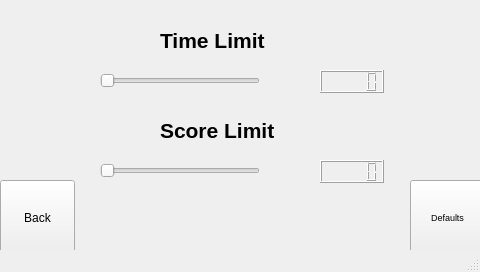
First picture: the form in Mochi-Pounders/settings.ui, repository amfaller/Mochi-Pounders, before the edit.
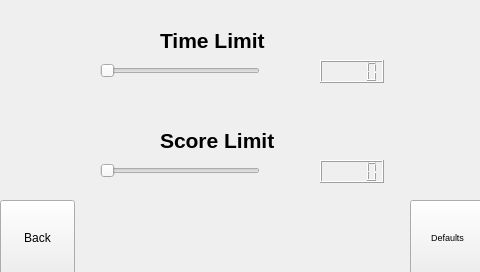
Second picture: the form after the edit.

Commit message: Settings menu has a background

```diff
--- a/Mochi-Pounders/settings.ui
+++ b/Mochi-Pounders/settings.ui
@@ -18,7 +18,7 @@
     <property name="geometry">
      <rect>
       <x>0</x>
-      <y>180</y>
+      <y>200</y>
       <width>75</width>
       <height>75</height>
      </rect>
@@ -31,7 +31,7 @@
     <property name="geometry">
      <rect>
       <x>100</x>
-      <y>70</y>
+      <y>60</y>
       <width>160</width>
       <height>22</height>
      </rect>
@@ -44,7 +44,7 @@
     <property name="geometry">
      <rect>
       <x>320</x>
-      <y>70</y>
+      <y>60</y>
       <width>64</width>
       <height>23</height>
      </rect>
@@ -74,7 +74,7 @@
     <property name="geometry">
      <rect>
       <x>160</x>
-      <y>110</y>
+      <y>120</y>
       <width>181</width>
       <height>41</height>
      </rect>
@@ -117,7 +117,7 @@
     <property name="geometry">
      <rect>
       <x>410</x>
-      <y>180</y>
+      <y>200</y>
       <width>75</width>
       <height>75</height>
      </rect>
@@ -131,6 +131,20 @@
      <string>Defaults</string>
     </property>
    </widget>
+   <widget class="QLabel" name="Background">
+    <property name="geometry">
+     <rect>
+      <x>0</x>
+      <y>0</y>
+      <width>480</width>
+      <height>272</height>
+     </rect>
+    </property>
+    <property name="text">
+     <string/>
+    </property>
+   </widget>
+   <zorder>Background</zorder>
    <zorder>slider_time</zorder>
    <zorder>number_time</zorder>
    <zorder>button_back</zorder>
@@ -140,17 +154,6 @@
    <zorder>slider_score</zorder>
    <zorder>button_defaults</zorder>
   </widget>
-  <widget class="QMenuBar" name="menubar">
-   <property name="geometry">
-    <rect>
-     <x>0</x>
-     <y>0</y>
-     <width>480</width>
-     <height>21</height>
-    </rect>
-   </property>
-  </widget>
-  <widget class="QStatusBar" name="statusbar"/>
  </widget>
  <resources/>
  <connections/>
```
The commit also changes 13 other files.
